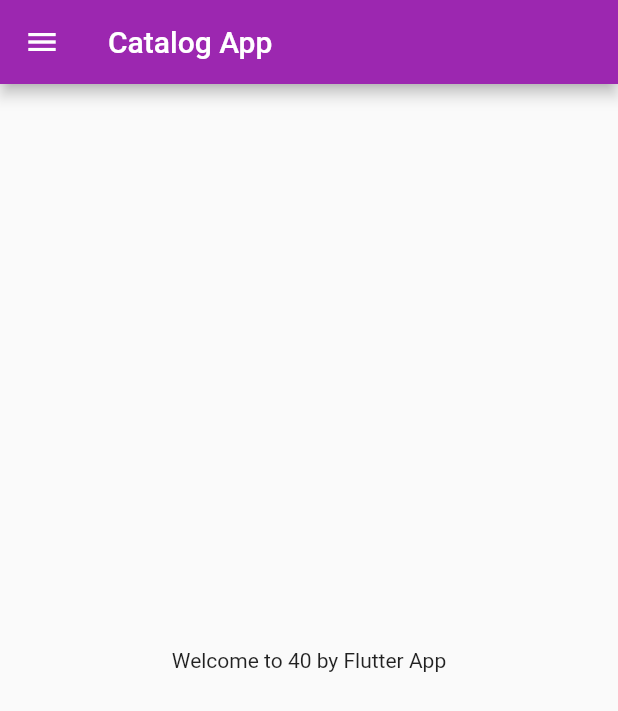
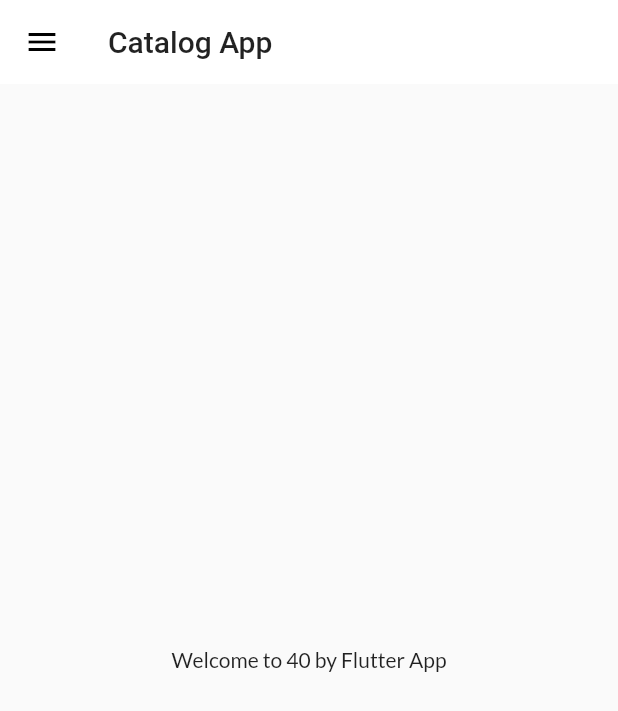
Before and after one commit to KatariyaRohit/flutter_application_1, a Flutter app: the screen it shows after launch, on a phone screen of 412 x 824 dp. Shown: the top 711 px of the screen. Run offline on Flutter 3.47's test engine with Material 2 defaults, Android fonts, the phone set to English and light mode, and no system bars; our stand-ins replace google_fonts.

Commit message:
theme extraction

```diff
--- a/lib/main.dart
+++ b/lib/main.dart
@@ -2,6 +2,7 @@ import 'package:flutter/material.dart';
 import 'package:flutter_application_1/pages/home_page.dart';
 import 'package:flutter_application_1/pages/login_page.dart';
 import 'package:flutter_application_1/utills/routes.dart';
+import 'package:flutter_application_1/widgets/thems.dart';
 
 void main() {
   runApp(MyApp());
@@ -12,12 +13,8 @@ class MyApp extends StatelessWidget {
   Widget build(BuildContext context) {
     return MaterialApp(
       themeMode: ThemeMode.light,
-      theme: ThemeData(
-        primarySwatch: Colors.purple,
-      ),
-      darkTheme: ThemeData(
-        brightness: Brightness.dark,
-      ),
+      theme: MyThems.lightThems(context),
+      darkTheme: MyThems.darkThems(context),
       initialRoute: MyRoutes.homeRoute,
       routes: {
         "/": (context) => LoginPage(),
--- /dev/null
+++ b/lib/widgets/thems.dart
@@ -0,0 +1,19 @@
+import 'package:flutter/material.dart';
+import 'package:google_fonts/google_fonts.dart';
+
+class MyThems {
+  static ThemeData lightThems(BuildContext context) => ThemeData(
+      primarySwatch: Colors.deepPurple,
+      fontFamily: GoogleFonts.lato().fontFamily,
+      appBarTheme: AppBarTheme(
+        color: Colors.white,
+        elevation: 0.0,
+        iconTheme: IconThemeData(
+          color: Colors.black,
+        ),
+        textTheme: Theme.of(context).textTheme,
+      ));
+
+  static ThemeData darkThems(BuildContext context) =>
+      ThemeData(brightness: Brightness.dark);
+}
--- a/pubspec.yaml
+++ b/pubspec.yaml
@@ -27,6 +27,7 @@ dependencies:
   # The following adds the Cupertino Icons font to your application.
   # Use with the CupertinoIcons class for iOS style icons.
   cupertino_icons: ^1.0.2
+  google_fonts: ^2.1.0
 
 dev_dependencies:
   flutter_test:
```
Also changed, not shown: pubspec.lock.
